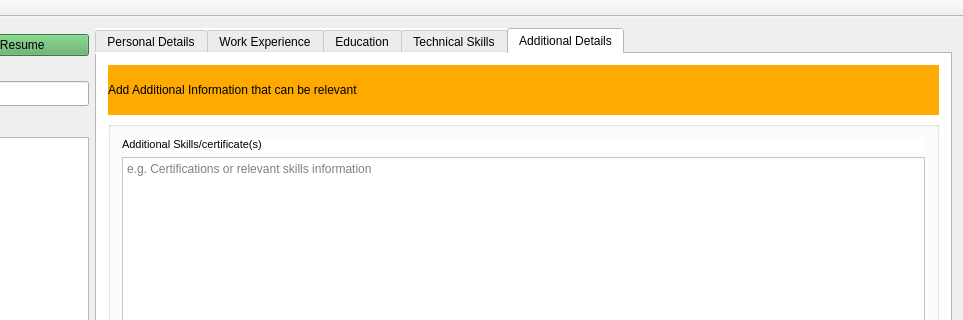
This is ResumeManager/mainwindow.ui in vkaushikregis/practicum as Qt 5 draws it before an edit; both pictures show x 122 to 1085 and y 0 to 320 of the 1085 by 581 pixel window. The edited form follows.
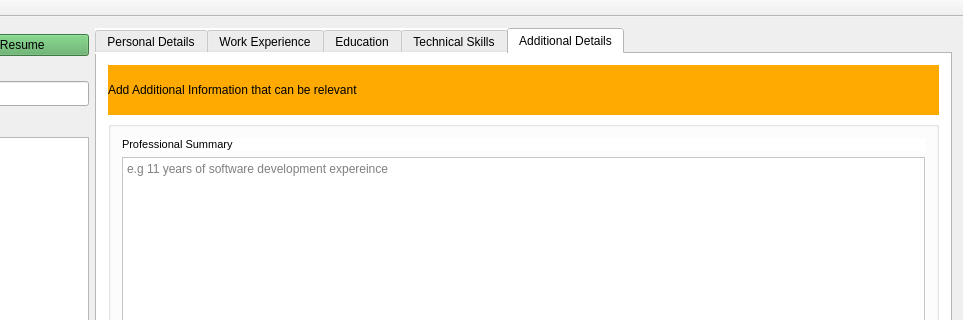
This is the edited form. The open tabs and pages were chosen to show the change.

Commit message:
adding htm export support
adding htm export support

```diff
--- a/ResumeManager/mainwindow.ui
+++ b/ResumeManager/mainwindow.ui
@@ -1203,14 +1203,14 @@
                 </font>
                </property>
                <property name="text">
-                <string>Additional Skills/certificate(s)</string>
+                <string>Professional Summary</string>
                </property>
               </widget>
              </item>
              <item>
               <widget class="QTextEdit" name="textEditAdditionalSkills">
                <property name="placeholderText">
-                <string>e.g. Certifications or relevant skills information</string>
+                <string>e.g 11 years of software development expereince</string>
                </property>
               </widget>
              </item>
```
Left out of the diff: 2 changed lines with no effect on the pictures. The commit also changes 2 other files.
